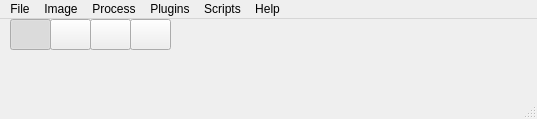
Before: the Qt Designer form gui/main.ui in flika-org/flika, drawn with Qt 5.
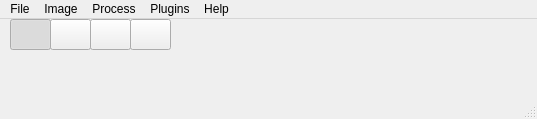
After: the same form once the commit is applied. Icons and pictures are not drawn.

Commit message: Link works, organized buttons

The edit to the form file:
```diff
--- a/gui/main.ui
+++ b/gui/main.ui
@@ -250,17 +250,10 @@
     <addaction name="actionPlugin_Manager"/>
     <addaction name="separator"/>
    </widget>
-   <widget class="QMenu" name="menuScripts">
-    <property name="title">
-     <string>Scripts</string>
-    </property>
-    <addaction name="actionScript_Editor"/>
-   </widget>
    <addaction name="menuFile"/>
    <addaction name="menuImage"/>
    <addaction name="menuProcess"/>
    <addaction name="menuPlugins"/>
-   <addaction name="menuScripts"/>
    <addaction name="menuDocs"/>
   </widget>
   <widget class="QStatusBar" name="statusbar"/>
```
Left out of the diff: 46 changed lines with no effect on the pictures. The commit also changes 4 other files.
